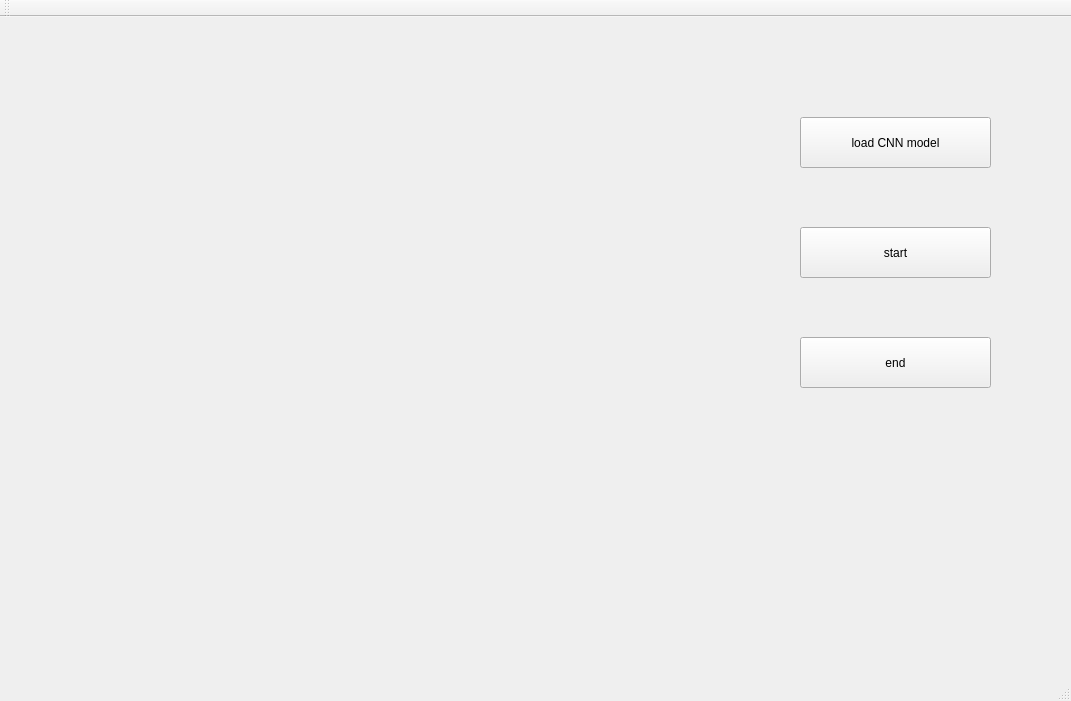
Above: CNN_GUI/QtGui/qtgui.ui from zemli/neural-networks before the change. Below: the same form after it.
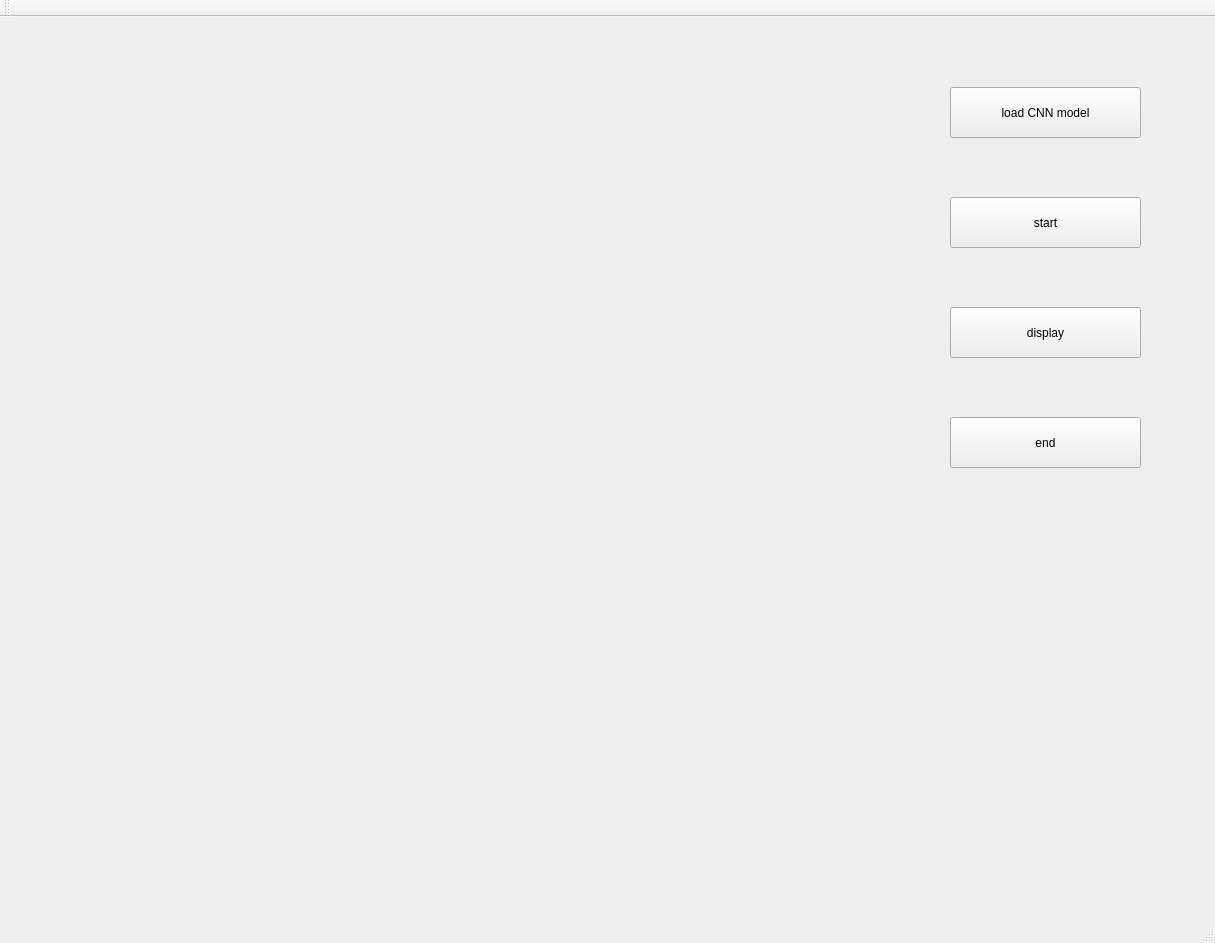
That is the form after the change.

```diff
--- a/CNN_GUI/QtGui/qtgui.ui
+++ b/CNN_GUI/QtGui/qtgui.ui
@@ -6,8 +6,8 @@
    <rect>
     <x>0</x>
     <y>0</y>
-    <width>1071</width>
-    <height>701</height>
+    <width>1215</width>
+    <height>943</height>
    </rect>
   </property>
   <property name="windowTitle">
@@ -17,8 +17,8 @@
    <widget class="QPushButton" name="startButton">
     <property name="geometry">
      <rect>
-      <x>800</x>
-      <y>210</y>
+      <x>950</x>
+      <y>180</y>
       <width>191</width>
       <height>51</height>
      </rect>
@@ -30,8 +30,8 @@
    <widget class="QPushButton" name="loadButton">
     <property name="geometry">
      <rect>
-      <x>800</x>
-      <y>100</y>
+      <x>950</x>
+      <y>70</y>
       <width>191</width>
       <height>51</height>
      </rect>
@@ -43,8 +43,8 @@
    <widget class="QPushButton" name="endButton">
     <property name="geometry">
      <rect>
-      <x>800</x>
-      <y>320</y>
+      <x>950</x>
+      <y>400</y>
       <width>191</width>
       <height>51</height>
      </rect>
@@ -63,6 +63,37 @@
      </rect>
     </property>
    </widget>
+   <widget class="QPushButton" name="displayButton">
+    <property name="geometry">
+     <rect>
+      <x>950</x>
+      <y>290</y>
+      <width>191</width>
+      <height>51</height>
+     </rect>
+    </property>
+    <property name="text">
+     <string>display</string>
+    </property>
+   </widget>
+   <widget class="QLabel" name="resultLabel">
+    <property name="geometry">
+     <rect>
+      <x>30</x>
+      <y>600</y>
+      <width>1171</width>
+      <height>211</height>
+     </rect>
+    </property>
+    <property name="font">
+     <font>
+      <pointsize>12</pointsize>
+     </font>
+    </property>
+    <property name="text">
+     <string/>
+    </property>
+   </widget>
   </widget>
   <widget class="QMenuBar" name="menuBar">
    <property name="geometry">
```
Left out of the diff: 6 changed lines with no effect on the pictures.
